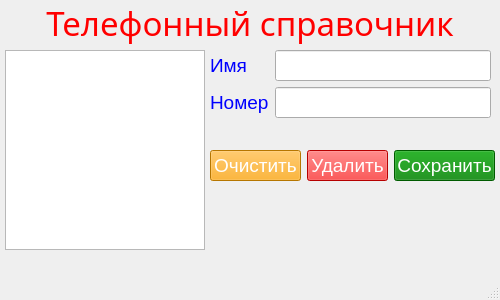
First picture: the form in mainwindow.ui, repository anst-foto/PhoneBookQt, before the edit.
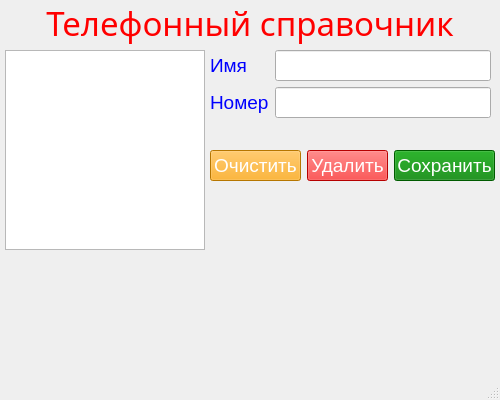
Second picture: the form after the edit.

Patch:
```diff
--- a/mainwindow.ui
+++ b/mainwindow.ui
@@ -7,7 +7,7 @@
     <x>0</x>
     <y>0</y>
     <width>500</width>
-    <height>300</height>
+    <height>400</height>
    </rect>
   </property>
   <property name="windowTitle">
```
Left out of the diff: 2 changed lines with no effect on the pictures.
